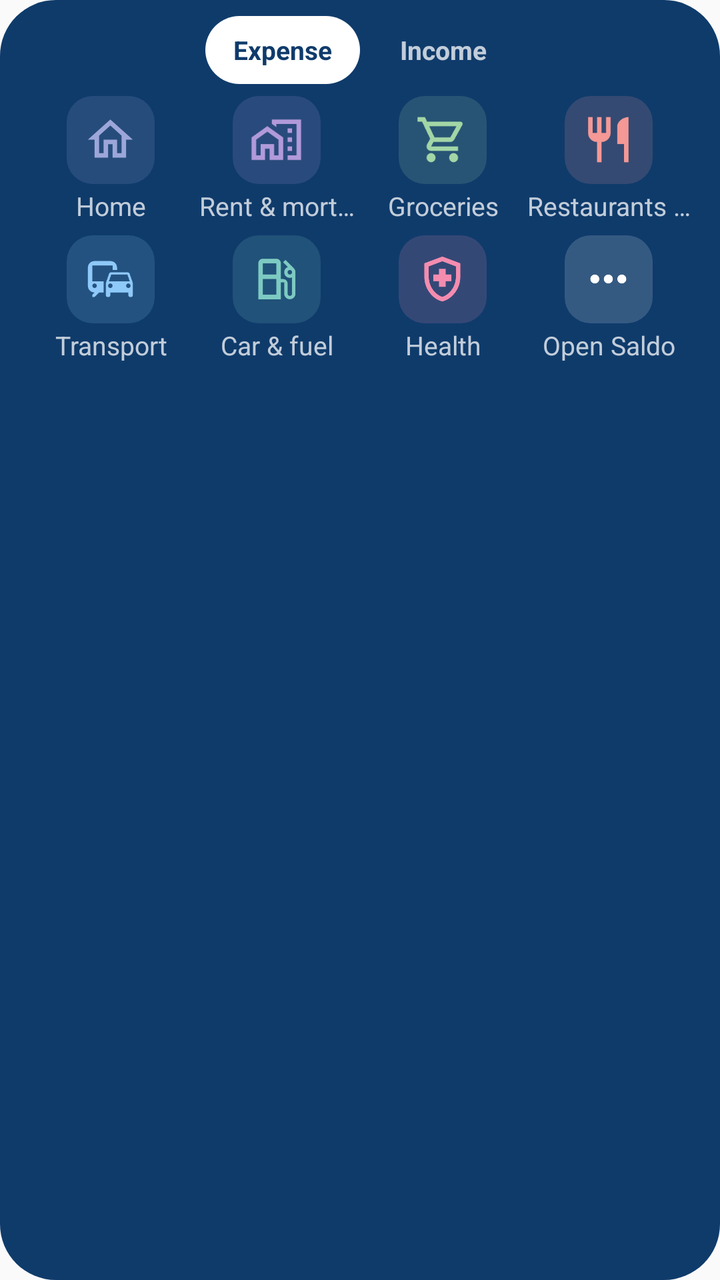
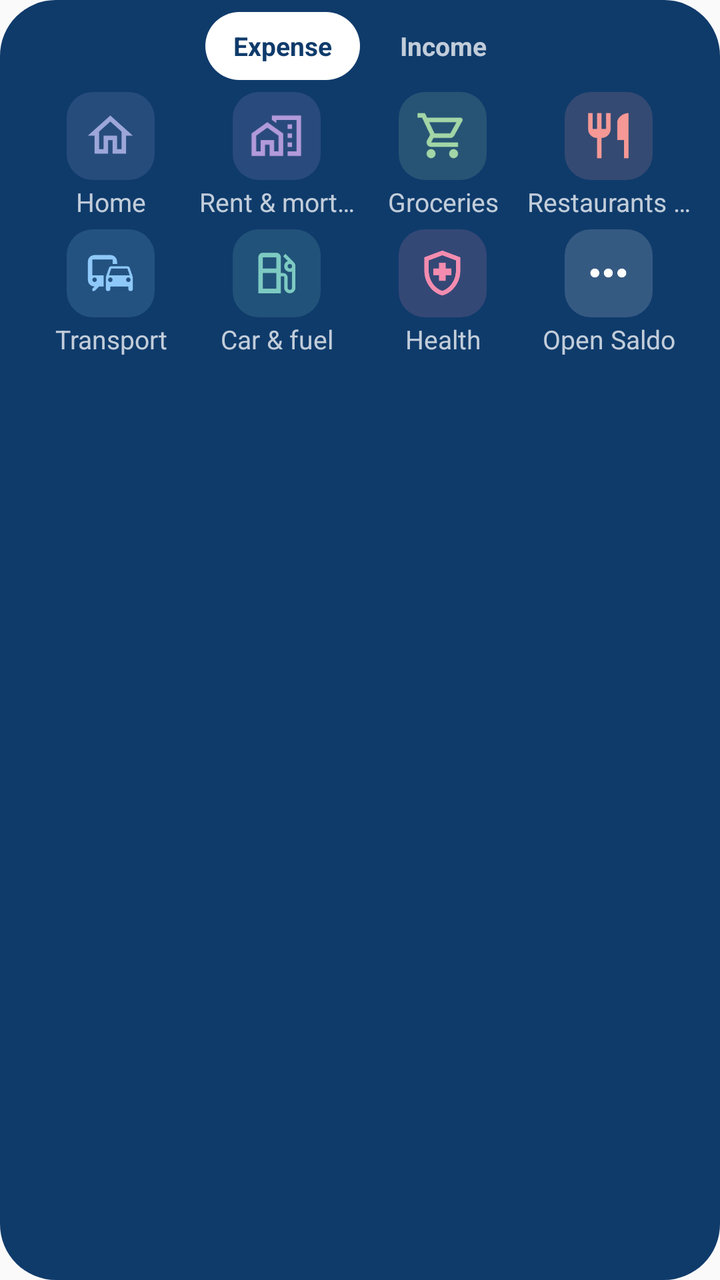

Screens rendered from an Android XML layout before and after an edit, with the pre-edit source and the edit as a unified diff.
<!-- AndroidManifest.xml: application theme Theme.Saldo -->
<!-- res/layout/quick_add_widget_preview.xml -->
<?xml version="1.0" encoding="utf-8"?>
<LinearLayout xmlns:android="http://schemas.android.com/apk/res/android"
    android:layout_width="match_parent"
    android:layout_height="match_parent"
    android:background="@drawable/widget_preview_background"
    android:orientation="vertical"
    android:paddingHorizontal="14dp"
    android:paddingVertical="8dp">

    <LinearLayout
        android:layout_width="match_parent"
        android:layout_height="34dp"
        android:layout_marginBottom="6dp"
        android:gravity="center"
        android:orientation="horizontal">

        <TextView
            android:layout_width="wrap_content"
            android:layout_height="match_parent"
            android:background="@drawable/widget_preview_pill"
            android:gravity="center"
            android:maxLines="1"
            android:paddingHorizontal="14dp"
            android:text="@string/widget_quick_add_expense"
            android:textColor="@color/widget_preview_pill_ink"
            android:textSize="@dimen/widget_type_label"
            android:textStyle="bold" />

        <TextView
            android:layout_width="wrap_content"
            android:layout_height="match_parent"
            android:layout_marginStart="6dp"
            android:gravity="center"
            android:maxLines="1"
            android:paddingHorizontal="14dp"
            android:text="@string/widget_quick_add_income"
            android:textColor="@color/widget_preview_ink_muted"
            android:textSize="@dimen/widget_type_label"
            android:textStyle="bold" />
    </LinearLayout>

    <LinearLayout
        android:layout_width="match_parent"
        android:layout_height="wrap_content"
        android:gravity="center_vertical"
        android:orientation="horizontal">

        <LinearLayout
            android:layout_width="0dp"
            android:layout_height="wrap_content"
            android:layout_weight="1"
            android:gravity="center_horizontal"
            android:orientation="vertical">

            <FrameLayout
                android:layout_width="44dp"
                android:layout_height="44dp">

                <ImageView
                    android:layout_width="match_parent"
                    android:layout_height="match_parent"
                    android:alpha="0.16"
                    android:contentDescription="@null"
                    android:scaleType="fitXY"
                    android:src="@drawable/widget_tile_bg_wide"
                    android:tint="@color/widget_preview_cat_home" />

                <ImageView
                    android:layout_width="27dp"
                    android:layout_height="27dp"
                    android:layout_gravity="center"
                    android:contentDescription="@null"
                    android:src="@drawable/ic_widget_cat_home"
                    android:tint="@color/widget_preview_cat_home" />
            </FrameLayout>

            <TextView
                android:layout_width="match_parent"
                android:layout_height="wrap_content"
                android:layout_marginTop="2dp"
                android:ellipsize="end"
                android:gravity="center_horizontal"
                android:maxLines="1"
                android:text="@string/seed_category_home"
                android:textColor="@color/widget_preview_ink_muted"
                android:textSize="@dimen/widget_type_label" />
        </LinearLayout>

        <LinearLayout
            android:layout_width="0dp"
            android:layout_height="wrap_content"
            android:layout_weight="1"
            android:gravity="center_horizontal"
            android:orientation="vertical">

            <FrameLayout
                android:layout_width="44dp"
                android:layout_height="44dp">

                <ImageView
                    android:layout_width="match_parent"
                    android:layout_height="match_parent"
                    android:alpha="0.16"
                    android:contentDescription="@null"
                    android:scaleType="fitXY"
                    android:src="@drawable/widget_tile_bg_wide"
                    android:tint="@color/widget_preview_cat_rent" />

                <ImageView
                    android:layout_width="27dp"
                    android:layout_height="27dp"
                    android:layout_gravity="center"
                    android:contentDescription="@null"
                    android:src="@drawable/ic_widget_cat_home_work"
                    android:tint="@color/widget_preview_cat_rent" />
            </FrameLayout>

            <TextView
                android:layout_width="match_parent"
                android:layout_height="wrap_content"
                android:layout_marginTop="2dp"
                android:ellipsize="end"
                android:gravity="center_horizontal"
                android:maxLines="1"
                android:text="@string/seed_category_rent_mortgage"
                android:textColor="@color/widget_preview_ink_muted"
                android:textSize="@dimen/widget_type_label" />
        </LinearLayout>

        <LinearLayout
            android:layout_width="0dp"
            android:layout_height="wrap_content"
            android:layout_weight="1"
            android:gravity="center_horizontal"
            android:orientation="vertical">

            <FrameLayout
                android:layout_width="44dp"
                android:layout_height="44dp">

                <ImageView
                    android:layout_width="match_parent"
                    android:layout_height="match_parent"
                    android:alpha="0.16"
                    android:contentDescription="@null"
                    android:scaleType="fitXY"
                    android:src="@drawable/widget_tile_bg_wide"
                    android:tint="@color/widget_preview_cat_groceries" />

                <ImageView
                    android:layout_width="27dp"
                    android:layout_height="27dp"
                    android:layout_gravity="center"
                    android:contentDescription="@null"
                    android:src="@drawable/ic_widget_cat_shopping_cart"
                    android:tint="@color/widget_preview_cat_groceries" />
            </FrameLayout>

            <TextView
                android:layout_width="match_parent"
                android:layout_height="wrap_content"
                android:layout_marginTop="2dp"
                android:ellipsize="end"
                android:gravity="center_horizontal"
                android:maxLines="1"
                android:text="@string/seed_category_groceries"
                android:textColor="@color/widget_preview_ink_muted"
                android:textSize="@dimen/widget_type_label" />
        </LinearLayout>

        <LinearLayout
            android:layout_width="0dp"
            android:layout_height="wrap_content"
            android:layout_weight="1"
            android:gravity="center_horizontal"
            android:orientation="vertical">

            <FrameLayout
                android:layout_width="44dp"
                android:layout_height="44dp">

                <ImageView
                    android:layout_width="match_parent"
                    android:layout_height="match_parent"
                    android:alpha="0.16"
                    android:contentDescription="@null"
                    android:scaleType="fitXY"
                    android:src="@drawable/widget_tile_bg_wide"
                    android:tint="@color/widget_preview_cat_dining" />

                <ImageView
                    android:layout_width="27dp"
                    android:layout_height="27dp"
                    android:layout_gravity="center"
                    android:contentDescription="@null"
                    android:src="@drawable/ic_widget_cat_restaurant"
                    android:tint="@color/widget_preview_cat_dining" />
            </FrameLayout>

            <TextView
                android:layout_width="match_parent"
                android:layout_height="wrap_content"
                android:layout_marginTop="2dp"
                android:ellipsize="end"
                android:gravity="center_horizontal"
                android:maxLines="1"
                android:text="@string/seed_category_dining"
                android:textColor="@color/widget_preview_ink_muted"
                android:textSize="@dimen/widget_type_label" />
        </LinearLayout>
    </LinearLayout>

    <LinearLayout
        android:layout_width="match_parent"
        android:layout_height="wrap_content"
        android:layout_marginTop="6dp"
        android:gravity="center_vertical"
        android:orientation="horizontal">

        <LinearLayout
            android:layout_width="0dp"
            android:layout_height="wrap_content"
            android:layout_weight="1"
            android:gravity="center_horizontal"
            android:orientation="vertical">

            <FrameLayout
                android:layout_width="44dp"
                android:layout_height="44dp">

                <ImageView
                    android:layout_width="match_parent"
                    android:layout_height="match_parent"
                    android:alpha="0.16"
                    android:contentDescription="@null"
                    android:scaleType="fitXY"
                    android:src="@drawable/widget_tile_bg_wide"
                    android:tint="@color/widget_preview_cat_transport" />

                <ImageView
                    android:layout_width="27dp"
                    android:layout_height="27dp"
                    android:layout_gravity="center"
                    android:contentDescription="@null"
                    android:src="@drawable/ic_widget_cat_commute"
                    android:tint="@color/widget_preview_cat_transport" />
            </FrameLayout>

            <TextView
                android:layout_width="match_parent"
                android:layout_height="wrap_content"
                android:layout_marginTop="2dp"
                android:ellipsize="end"
                android:gravity="center_horizontal"
                android:maxLines="1"
                android:text="@string/seed_category_transport"
                android:textColor="@color/widget_preview_ink_muted"
                android:textSize="@dimen/widget_type_label" />
        </LinearLayout>

        <LinearLayout
            android:layout_width="0dp"
            android:layout_height="wrap_content"
            android:layout_weight="1"
            android:gravity="center_horizontal"
            android:orientation="vertical">

            <FrameLayout
                android:layout_width="44dp"
                android:layout_height="44dp">

                <ImageView
                    android:layout_width="match_parent"
                    android:layout_height="match_parent"
                    android:alpha="0.16"
                    android:contentDescription="@null"
                    android:scaleType="fitXY"
                    android:src="@drawable/widget_tile_bg_wide"
                    android:tint="@color/widget_preview_cat_fuel" />

                <ImageView
                    android:layout_width="27dp"
                    android:layout_height="27dp"
                    android:layout_gravity="center"
                    android:contentDescription="@null"
                    android:src="@drawable/ic_widget_cat_local_gas_station"
                    android:tint="@color/widget_preview_cat_fuel" />
            </FrameLayout>

            <TextView
                android:layout_width="match_parent"
                android:layout_height="wrap_content"
                android:layout_marginTop="2dp"
                android:ellipsize="end"
                android:gravity="center_horizontal"
                android:maxLines="1"
                android:text="@string/seed_category_car_fuel"
                android:textColor="@color/widget_preview_ink_muted"
                android:textSize="@dimen/widget_type_label" />
        </LinearLayout>

        <LinearLayout
            android:layout_width="0dp"
            android:layout_height="wrap_content"
            android:layout_weight="1"
            android:gravity="center_horizontal"
            android:orientation="vertical">

            <FrameLayout
                android:layout_width="44dp"
                android:layout_height="44dp">

                <ImageView
                    android:layout_width="match_parent"
                    android:layout_height="match_parent"
                    android:alpha="0.16"
                    android:contentDescription="@null"
                    android:scaleType="fitXY"
                    android:src="@drawable/widget_tile_bg_wide"
                    android:tint="@color/widget_preview_cat_health" />

                <ImageView
                    android:layout_width="27dp"
                    android:layout_height="27dp"
                    android:layout_gravity="center"
                    android:contentDescription="@null"
                    android:src="@drawable/ic_widget_cat_health_and_safety"
                    android:tint="@color/widget_preview_cat_health" />
            </FrameLayout>

            <TextView
                android:layout_width="match_parent"
                android:layout_height="wrap_content"
                android:layout_marginTop="2dp"
                android:ellipsize="end"
                android:gravity="center_horizontal"
                android:maxLines="1"
                android:text="@string/seed_category_health"
                android:textColor="@color/widget_preview_ink_muted"
                android:textSize="@dimen/widget_type_label" />
        </LinearLayout>

        <LinearLayout
            android:layout_width="0dp"
            android:layout_height="wrap_content"
            android:layout_weight="1"
            android:gravity="center_horizontal"
            android:orientation="vertical">

            <FrameLayout
                android:layout_width="44dp"
                android:layout_height="44dp">

                <ImageView
                    android:layout_width="match_parent"
                    android:layout_height="match_parent"
                    android:alpha="0.16"
                    android:contentDescription="@null"
                    android:scaleType="fitXY"
                    android:src="@drawable/widget_tile_bg_wide"
                    android:tint="@color/widget_preview_pill" />

                <ImageView
                    android:layout_width="27dp"
                    android:layout_height="27dp"
                    android:layout_gravity="center"
                    android:contentDescription="@null"
                    android:src="@drawable/ic_widget_cat_more"
                    android:tint="@color/widget_preview_pill" />
            </FrameLayout>

            <TextView
                android:layout_width="match_parent"
                android:layout_height="wrap_content"
                android:layout_marginTop="2dp"
                android:ellipsize="end"
                android:gravity="center_horizontal"
                android:maxLines="1"
                android:text="@string/widget_quick_add_open"
                android:textColor="@color/widget_preview_ink_muted"
                android:textSize="@dimen/widget_type_label" />
        </LinearLayout>
    </LinearLayout>
</LinearLayout>
<!-- resources referenced by this layout -->
<resources>
  <color name="widget_preview_cat_dining">#F59896</color>
  <color name="widget_preview_cat_fuel">#7DCAC2</color>
  <color name="widget_preview_cat_groceries">#A3D6A6</color>
  <color name="widget_preview_cat_health">#F48CAF</color>
  <color name="widget_preview_cat_home">#9DA6D9</color>
  <color name="widget_preview_cat_rent">#B29ADA</color>
  <color name="widget_preview_cat_transport">#8EC9F9</color>
  <color name="widget_preview_ink_muted">#BFFFFFFF</color>
  <color name="widget_preview_pill">#FFFFFFFF</color>
  <color name="widget_preview_pill_ink">#FF0F3B6B</color>
  <dimen name="widget_type_label">13sp</dimen>
  <!-- drawable ic_widget_cat_home (drawable) -->
  <?xml version="1.0" encoding="utf-8"?>
  <vector xmlns:android="http://schemas.android.com/apk/res/android"
      android:width="24dp"
      android:height="24dp"
      android:viewportWidth="24"
      android:viewportHeight="24">
      <path
          android:fillColor="#FFFFFFFF"
          android:pathData="M12,5.69 l5,4.5 V18 h-2 v-6 H9 v6 H7 v-7.81 l5,-4.5 M12,3 L2,12 h3 v8 h6 v-6 h2 v6 h6 v-8 h3 L12,3 z" />
  </vector>
  <!-- drawable ic_widget_cat_more (drawable) -->
  <?xml version="1.0" encoding="utf-8"?>
  <vector xmlns:android="http://schemas.android.com/apk/res/android"
      android:width="24dp"
      android:height="24dp"
      android:viewportWidth="24"
      android:viewportHeight="24">
      <path
          android:fillColor="#FFFFFFFF"
          android:pathData="M6,10 c-1.1,0 -2,0.9 -2,2 s0.9,2 2,2 s2,-0.9 2,-2 s-0.9,-2 -2,-2 z M18,10 c-1.1,0 -2,0.9 -2,2 s0.9,2 2,2 s2,-0.9 2,-2 s-0.9,-2 -2,-2 z M12,10 c-1.1,0 -2,0.9 -2,2 s0.9,2 2,2 s2,-0.9 2,-2 s-0.9,-2 -2,-2 z" />
  </vector>
  <!-- drawable ic_widget_cat_restaurant (drawable) -->
  <?xml version="1.0" encoding="utf-8"?>
  <vector xmlns:android="http://schemas.android.com/apk/res/android"
      android:width="24dp"
      android:height="24dp"
      android:viewportWidth="24"
      android:viewportHeight="24">
      <path
          android:fillColor="#FFFFFFFF"
          android:pathData="M16,6 v8 h3 v8 h2 L21,2 c-2.76,0 -5,2.24 -5,4 z M11,9 L9,9 L9,2 L7,2 v7 L5,9 L5,2 L3,2 v7 c0,2.21 1.79,4 4,4 v9 h2 v-9 c2.21,0 4,-1.79 4,-4 L13,2 h-2 v7 z" />
  </vector>
  <!-- drawable widget_preview_background (drawable) -->
  <?xml version="1.0" encoding="utf-8"?>
  <shape xmlns:android="http://schemas.android.com/apk/res/android"
      android:shape="rectangle">
      <solid android:color="@color/widget_preview_card" />
      <corners android:radius="@android:dimen/system_app_widget_background_radius" />
  </shape>
  <!-- drawable widget_preview_pill (drawable) -->
  <?xml version="1.0" encoding="utf-8"?>
  <shape xmlns:android="http://schemas.android.com/apk/res/android"
      android:shape="rectangle">
      <solid android:color="@color/widget_preview_pill" />
      <corners android:radius="100dp" />
  </shape>
  <!-- drawable widget_tile_bg_wide (drawable) -->
  <?xml version="1.0" encoding="utf-8"?>
  <shape xmlns:android="http://schemas.android.com/apk/res/android"
      android:shape="rectangle">
      <solid android:color="@color/widget_placeholder" />
      <corners android:radius="13dp" />
  </shape>
  <string name="seed_category_car_fuel">Car &amp; fuel</string>
  <string name="seed_category_dining">Restaurants &amp; bars</string>
  <string name="seed_category_groceries">Groceries</string>
  <string name="seed_category_health">Health</string>
  <string name="seed_category_home">Home</string>
  <string name="seed_category_rent_mortgage">Rent &amp; mortgage</string>
  <string name="seed_category_transport">Transport</string>
  <string name="widget_quick_add_expense">Expense</string>
  <string name="widget_quick_add_income">Income</string>
  <string name="widget_quick_add_open">Open Saldo</string>
  <style name="Theme.Saldo" parent="android:Theme.Material.Light.NoActionBar" />
  <color name="widget_preview_card">#FF0F3B6B</color>
  <color name="widget_placeholder">#FF355A83</color>
  <!-- unchanged entries left out for length: 5 -->
</resources>

<!-- the commit's change to res/layout/quick_add_widget_preview.xml (unified diff, before → after) -->
@@ -5,7 +5,7 @@
     android:background="@drawable/widget_preview_background"
     android:orientation="vertical"
     android:paddingHorizontal="14dp"
-    android:paddingVertical="8dp">
+    android:paddingVertical="6dp">
 
     <LinearLayout
         android:layout_width="match_parent"
@@ -213,7 +213,7 @@
     <LinearLayout
         android:layout_width="match_parent"
         android:layout_height="wrap_content"
-        android:layout_marginTop="6dp"
+        android:layout_marginTop="5dp"
         android:gravity="center_vertical"
         android:orientation="horizontal">
 
